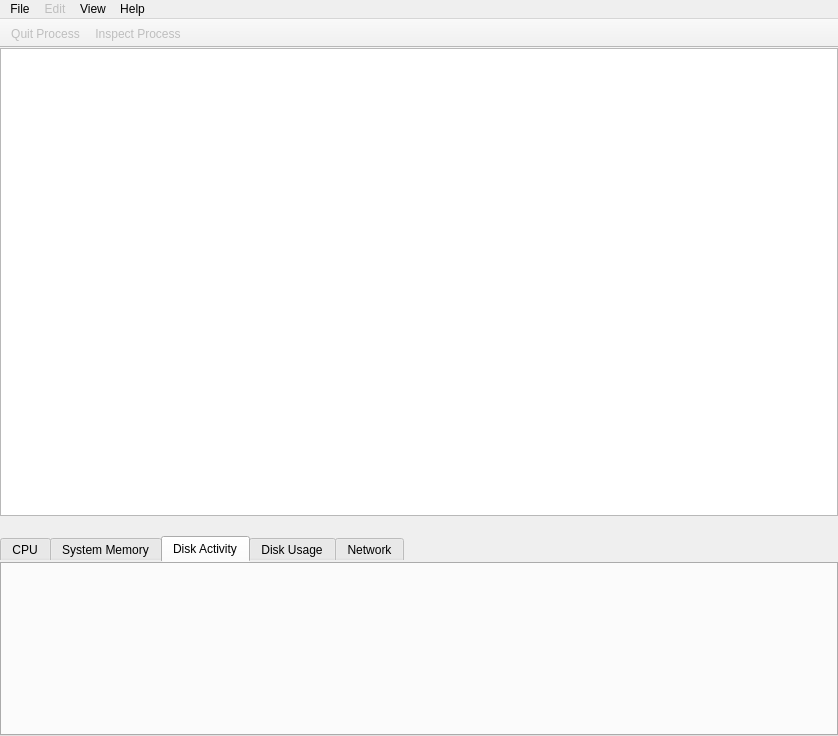
This is Under Construction/Activity Monitor.app/Resources/ui/main_window.ui in helloSystem/Utilities as Qt 5 draws it before an edit. The edited form follows.
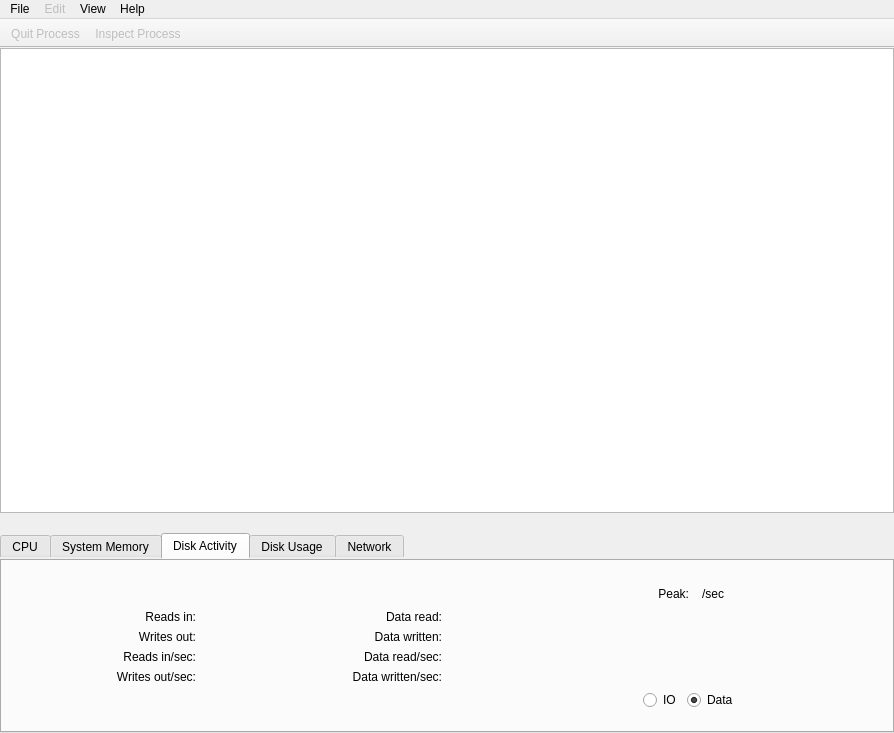
This is the edited form. The open tabs and pages were chosen to show the change. Icons and pictures are not drawn. Custom widgets are drawn as their Qt base class.

The edit to the form file:
```diff
--- a/Under Construction/Activity Monitor.app/Resources/ui/main_window.ui
+++ b/Under Construction/Activity Monitor.app/Resources/ui/main_window.ui
@@ -6,8 +6,8 @@
    <rect>
     <x>0</x>
     <y>0</y>
-    <width>838</width>
-    <height>736</height>
+    <width>894</width>
+    <height>733</height>
    </rect>
   </property>
   <property name="windowTitle">
@@ -857,6 +857,468 @@
        <attribute name="title">
         <string>Disk Activity</string>
        </attribute>
+       <layout class="QVBoxLayout" name="verticalLayout_5">
+        <property name="leftMargin">
+         <number>0</number>
+        </property>
+        <property name="topMargin">
+         <number>25</number>
+        </property>
+        <property name="rightMargin">
+         <number>0</number>
+        </property>
+        <property name="bottomMargin">
+         <number>0</number>
+        </property>
+        <item>
+         <layout class="QVBoxLayout" name="verticalLayout_4">
+          <property name="spacing">
+           <number>6</number>
+          </property>
+          <item>
+           <layout class="QGridLayout" name="gridLayout">
+            <item row="0" column="0">
+             <spacer name="horizontalSpacer_13">
+              <property name="orientation">
+               <enum>Qt::Horizontal</enum>
+              </property>
+              <property name="sizeType">
+               <enum>QSizePolicy::Expanding</enum>
+              </property>
+              <property name="sizeHint" stdset="0">
+               <size>
+                <width>40</width>
+                <height>20</height>
+               </size>
+              </property>
+             </spacer>
+            </item>
+            <item row="3" column="1">
+             <widget class="QLabel" name="label_reads_in_sec">
+              <property name="text">
+               <string>Reads in/sec:</string>
+              </property>
+              <property name="alignment">
+               <set>Qt::AlignRight|Qt::AlignTrailing|Qt::AlignVCenter</set>
+              </property>
+             </widget>
+            </item>
+            <item row="4" column="8" alignment="Qt::AlignLeft">
+             <widget class="ColorButton" name="color_picker_data_written_sec_value" native="true"/>
+            </item>
+            <item row="2" column="3">
+             <widget class="QLabel" name="label_writes_out_value">
+              <property name="text">
+               <string/>
+              </property>
+              <property name="alignment">
+               <set>Qt::AlignRight|Qt::AlignTrailing|Qt::AlignVCenter</set>
+              </property>
+             </widget>
+            </item>
+            <item row="3" column="3">
+             <widget class="QLabel" name="label_reads_in_sec_value">
+              <property name="text">
+               <string/>
+              </property>
+              <property name="alignment">
+               <set>Qt::AlignRight|Qt::AlignTrailing|Qt::AlignVCenter</set>
+              </property>
+             </widget>
+            </item>
+            <item row="2" column="1">
+             <widget class="QLabel" name="label_writes_out">
+              <property name="text">
+               <string>Writes out:</string>
+              </property>
+              <property name="alignment">
+               <set>Qt::AlignRight|Qt::AlignTrailing|Qt::AlignVCenter</set>
+              </property>
+             </widget>
+            </item>
+            <item row="2" column="5">
+             <widget class="QLabel" name="label_data_written">
+              <property name="text">
+               <string>Data written:</string>
+              </property>
+              <property name="alignment">
+               <set>Qt::AlignRight|Qt::AlignTrailing|Qt::AlignVCenter</set>
+              </property>
+             </widget>
+            </item>
+            <item row="4" column="5">
+             <widget class="QLabel" name="label_data_written_sec">
+              <property name="text">
+               <string>Data written/sec:</string>
+              </property>
+              <property name="alignment">
+               <set>Qt::AlignRight|Qt::AlignTrailing|Qt::AlignVCenter</set>
+              </property>
+             </widget>
+            </item>
+            <item row="0" column="8">
+             <spacer name="horizontalSpacer_14">
+              <property name="orientation">
+               <enum>Qt::Horizontal</enum>
+              </property>
+              <property name="sizeType">
+               <enum>QSizePolicy::MinimumExpanding</enum>
+              </property>
+              <property name="sizeHint" stdset="0">
+               <size>
+                <width>40</width>
+                <height>20</height>
+               </size>
+              </property>
+             </spacer>
+            </item>
+            <item row="3" column="8" alignment="Qt::AlignLeft">
+             <widget class="ColorButton" name="color_picker_data_read_sec_value" native="true"/>
+            </item>
+            <item row="2" column="7">
+             <widget class="QLabel" name="label_data_written_value">
+              <property name="text">
+               <string/>
+              </property>
+              <property name="alignment">
+               <set>Qt::AlignRight|Qt::AlignTrailing|Qt::AlignVCenter</set>
+              </property>
+             </widget>
+            </item>
+            <item row="1" column="3">
+             <widget class="QLabel" name="label_reads_in_value">
+              <property name="text">
+               <string/>
+              </property>
+              <property name="alignment">
+               <set>Qt::AlignRight|Qt::AlignTrailing|Qt::AlignVCenter</set>
+              </property>
+             </widget>
+            </item>
+            <item row="1" column="9" rowspan="4">
+             <widget class="QWidget" name="graph" native="true"/>
+            </item>
+            <item row="3" column="5">
+             <widget class="QLabel" name="label_data_read_sec">
+              <property name="text">
+               <string>Data read/sec:</string>
+              </property>
+              <property name="alignment">
+               <set>Qt::AlignRight|Qt::AlignTrailing|Qt::AlignVCenter</set>
+              </property>
+             </widget>
+            </item>
+            <item row="0" column="6">
+             <spacer name="horizontalSpacer_15">
+              <property name="orientation">
+               <enum>Qt::Horizontal</enum>
+              </property>
+              <property name="sizeType">
+               <enum>QSizePolicy::Preferred</enum>
+              </property>
+              <property name="sizeHint" stdset="0">
+               <size>
+                <width>20</width>
+                <height>20</height>
+               </size>
+              </property>
+             </spacer>
+            </item>
+            <item row="1" column="5">
+             <widget class="QLabel" name="label_data_read">
+              <property name="text">
+               <string>Data read:</string>
+              </property>
+              <property name="alignment">
+               <set>Qt::AlignRight|Qt::AlignTrailing|Qt::AlignVCenter</set>
+              </property>
+             </widget>
+            </item>
+            <item row="3" column="7">
+             <widget class="QLabel" name="label_data_read_sec_value">
+              <property name="text">
+               <string/>
+              </property>
+              <property name="alignment">
+               <set>Qt::AlignRight|Qt::AlignTrailing|Qt::AlignVCenter</set>
+              </property>
+             </widget>
+            </item>
+            <item row="4" column="7">
+             <widget class="QLabel" name="label_data_written_sec_value">
+              <property name="text">
+               <string/>
+              </property>
+              <property name="alignment">
+               <set>Qt::AlignRight|Qt::AlignTrailing|Qt::AlignVCenter</set>
+              </property>
+             </widget>
+            </item>
+            <item row="5" column="9">
+             <layout class="QHBoxLayout" name="horizontalLayout_2">
+              <item>
+               <spacer name="horizontalSpacer_16">
+                <property name="orientation">
+                 <enum>Qt::Horizontal</enum>
+                </property>
+                <property name="sizeHint" stdset="0">
+                 <size>
+                  <width>40</width>
+                  <height>20</height>
+                 </size>
+                </property>
+               </spacer>
+              </item>
+              <item alignment="Qt::AlignLeft">
+               <widget class="QRadioButton" name="radioButton">
+                <property name="sizePolicy">
+                 <sizepolicy hsizetype="Preferred" vsizetype="Preferred">
+                  <horstretch>0</horstretch>
+                  <verstretch>0</verstretch>
+                 </sizepolicy>
+                </property>
+                <property name="text">
+                 <string>IO</string>
+                </property>
+               </widget>
+              </item>
+              <item alignment="Qt::AlignLeft">
+               <widget class="QRadioButton" name="radioButton_2">
+                <property name="sizePolicy">
+                 <sizepolicy hsizetype="Minimum" vsizetype="Preferred">
+                  <horstretch>0</horstretch>
+                  <verstretch>0</verstretch>
+                 </sizepolicy>
+                </property>
+                <property name="text">
+                 <string>Data</string>
+                </property>
+                <property name="checked">
+                 <bool>true</bool>
+                </property>
+               </widget>
+              </item>
+              <item>
+               <spacer name="horizontalSpacer_17">
+                <property name="orientation">
+                 <enum>Qt::Horizontal</enum>
+                </property>
+                <property name="sizeHint" stdset="0">
+                 <size>
+                  <width>40</width>
+                  <height>20</height>
+                 </size>
+                </property>
+               </spacer>
+              </item>
+             </layout>
+            </item>
+            <item row="4" column="3">
+             <widget class="QLabel" name="label_writes_out_sec_value">
+              <property name="text">
+               <string/>
+              </property>
+              <property name="alignment">
+               <set>Qt::AlignRight|Qt::AlignTrailing|Qt::AlignVCenter</set>
+              </property>
+             </widget>
+            </item>
+            <item row="1" column="1">
+             <widget class="QLabel" name="label_reads_in">
+              <property name="sizePolicy">
+               <sizepolicy hsizetype="Preferred" vsizetype="Preferred">
+                <horstretch>0</horstretch>
+                <verstretch>0</verstretch>
+               </sizepolicy>
+              </property>
+              <property name="text">
+               <string>Reads in:</string>
+              </property>
+              <property name="alignment">
+               <set>Qt::AlignRight|Qt::AlignTrailing|Qt::AlignVCenter</set>
+              </property>
+             </widget>
+            </item>
+            <item row="0" column="4">
+             <spacer name="horizontalSpacer">
+              <property name="orientation">
+               <enum>Qt::Horizontal</enum>
+              </property>
+              <property name="sizeType">
+               <enum>QSizePolicy::MinimumExpanding</enum>
+              </property>
+              <property name="sizeHint" stdset="0">
+               <size>
+                <width>40</width>
+                <height>20</height>
+               </size>
+              </property>
+             </spacer>
+            </item>
+            <item row="4" column="1">
+             <widget class="QLabel" name="label_writes_out_sec">
+              <property name="text">
+               <string>Writes out/sec:</string>
+              </property>
+              <property name="alignment">
+               <set>Qt::AlignRight|Qt::AlignTrailing|Qt::AlignVCenter</set>
+              </property>
+             </widget>
+            </item>
+            <item row="0" column="9">
+             <layout class="QHBoxLayout" name="horizontalLayout">
+              <property name="spacing">
+               <number>0</number>
+              </property>
+              <item>
+               <spacer name="horizontalSpacer_18">
+                <property name="orientation">
+                 <enum>Qt::Horizontal</enum>
+                </property>
+                <property name="sizeType">
+                 <enum>QSizePolicy::MinimumExpanding</enum>
+                </property>
+                <property name="sizeHint" stdset="0">
+                 <size>
+                  <width>0</width>
+                  <height>20</height>
+                 </size>
+                </property>
+               </spacer>
+              </item>
+              <item alignment="Qt::AlignRight|Qt::AlignVCenter">
+               <widget class="QLabel" name="label_bandwidth">
+                <property name="enabled">
+                 <bool>true</bool>
+                </property>
+                <property name="sizePolicy">
+                 <sizepolicy hsizetype="MinimumExpanding" vsizetype="MinimumExpanding">
+                  <horstretch>0</horstretch>
+                  <verstretch>0</verstretch>
+                 </sizepolicy>
+                </property>
+                <property name="text">
+                 <string>Peak:</string>
+                </property>
+                <property name="alignment">
+                 <set>Qt::AlignRight|Qt::AlignTrailing|Qt::AlignVCenter</set>
+                </property>
+               </widget>
+              </item>
+              <item>
+               <spacer name="horizontalSpacer_19">
+                <property name="orientation">
+                 <enum>Qt::Horizontal</enum>
+                </property>
+                <property name="sizeType">
+                 <enum>QSizePolicy::Fixed</enum>
+                </property>
+                <property name="sizeHint" stdset="0">
+                 <size>
+                  <width>6</width>
+                  <height>20</height>
+                 </size>
+                </property>
+               </spacer>
+              </item>
+              <item alignment="Qt::AlignRight|Qt::AlignVCenter">
+               <widget class="QLabel" name="label_bandwidth_value">
+                <property name="sizePolicy">
+                 <sizepolicy hsizetype="MinimumExpanding" vsizetype="MinimumExpanding">
+                  <horstretch>0</horstretch>
+                  <verstretch>0</verstretch>
+                 </sizepolicy>
+                </property>
+                <property name="text">
+                 <string/>
+                </property>
+                <property name="alignment">
+                 <set>Qt::AlignRight|Qt::AlignTrailing|Qt::AlignVCenter</set>
+                </property>
+               </widget>
+              </item>
+              <item alignment="Qt::AlignLeft|Qt::AlignVCenter">
+               <widget class="QLabel" name="label_bandwidth_unit">
+                <property name="text">
+                 <string>/sec</string>
+                </property>
+               </widget>
+              </item>
+              <item>
+               <spacer name="horizontalSpacer_20">
+                <property name="orientation">
+                 <enum>Qt::Horizontal</enum>
+                </property>
+                <property name="sizeType">
+                 <enum>QSizePolicy::MinimumExpanding</enum>
+                </property>
+                <property name="sizeHint" stdset="0">
+                 <size>
+                  <width>0</width>
+                  <height>20</height>
+                 </size>
+                </property>
+               </spacer>
+              </item>
+             </layout>
+            </item>
+            <item row="1" column="7">
+             <widget class="QLabel" name="label_data_read_value">
+              <property name="text">
+               <string/>
+              </property>
+              <property name="alignment">
+               <set>Qt::AlignRight|Qt::AlignTrailing|Qt::AlignVCenter</set>
+              </property>
+             </widget>
+            </item>
+            <item row="0" column="10">
+             <spacer name="horizontalSpacer_21">
+              <property name="orientation">
+               <enum>Qt::Horizontal</enum>
+              </property>
+              <property name="sizeHint" stdset="0">
+               <size>
+                <width>40</width>
+                <height>20</height>
+               </size>
+              </property>
+             </spacer>
+            </item>
+            <item row="0" column="2">
+             <spacer name="horizontalSpacer_22">
+              <property name="orientation">
+               <enum>Qt::Horizontal</enum>
+              </property>
+              <property name="sizeType">
+               <enum>QSizePolicy::Preferred</enum>
+              </property>
+              <property name="sizeHint" stdset="0">
+               <size>
+                <width>20</width>
+                <height>20</height>
+               </size>
+              </property>
+             </spacer>
+            </item>
+           </layout>
+          </item>
+          <item>
+           <spacer name="verticalSpacer">
+            <property name="orientation">
+             <enum>Qt::Vertical</enum>
+            </property>
+            <property name="sizeHint" stdset="0">
+             <size>
+              <width>20</width>
+              <height>40</height>
+             </size>
+            </property>
+           </spacer>
+          </item>
+         </layout>
+        </item>
+       </layout>
       </widget>
       <widget class="QWidget" name="tab_disk_usage">
        <attribute name="title">
@@ -877,7 +1339,7 @@
     <rect>
      <x>0</x>
      <y>0</y>
-     <width>838</width>
+     <width>894</width>
      <height>24</height>
     </rect>
    </property>
```
Left out of the diff: 655 changed lines with no effect on the pictures.
